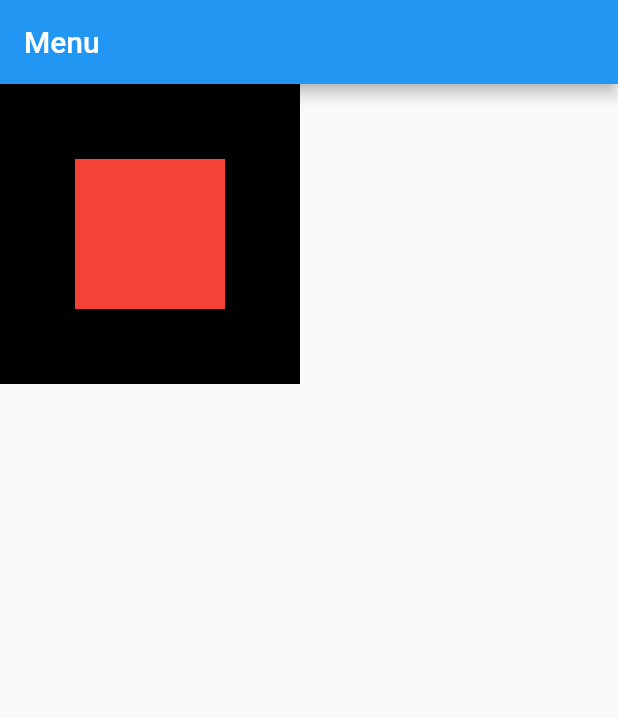
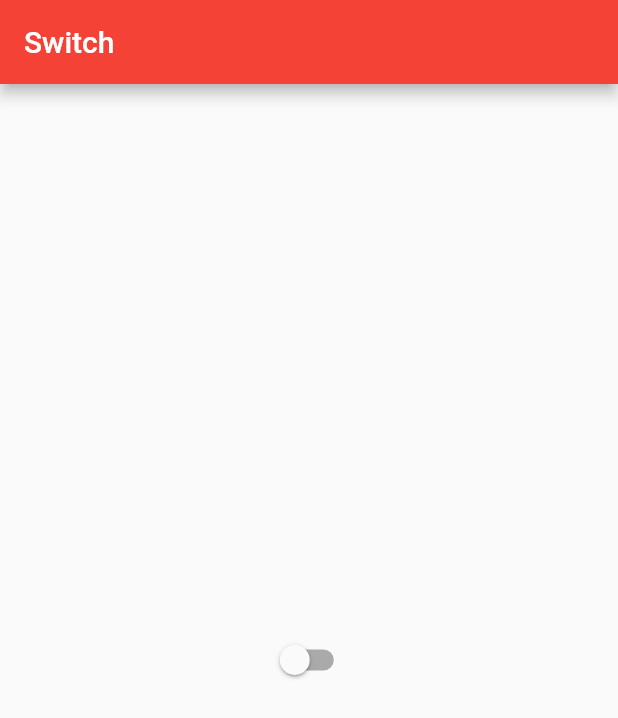
Before and after one commit to kamillasthefany/ola_mundo, a Flutter app: the screen it shows after launch, on a phone screen of 412 x 824 dp. Shown: the top 718 px of the screen. Run offline on Flutter 3.47's test engine with Material 2 defaults, Android fonts, the phone set to English and light mode, and no system bars.

Commit message:
Gerenciamento de estado e exemplo dark theme

```diff
--- a/lib/app_widget.dart
+++ b/lib/app_widget.dart
@@ -1,15 +1,31 @@
 import 'package:flutter/material.dart';
 import 'package:ola_mundo/container_page.dart';
+import 'package:ola_mundo/switch_controller.dart';
+import 'package:ola_mundo/switch_page.dart';
 
 import 'home_page.dart';
 
 class MyAppMaterial extends StatelessWidget {
   @override
-  Widget build(BuildContext context){
-    return MaterialApp(
-     // theme: ThemeData(primarySwatch: Colors.pink),
-      //home: HomePage(),
-      home: ContainerPage(),
-    );
+  // Widget build(BuildContext context){
+  //   return MaterialApp(
+  //     theme: ThemeData(primarySwatch: Colors.red,
+  //     brightness: Brightness.dark),
+  //     //home: HomePage(),
+  //     home: SwitchPage(),
+  //   );
+  // }
+
+  Widget build(BuildContext context) {
+    return AnimatedBuilder(
+        animation: SwitchController.instance,
+        builder: (context, child) {
+          return MaterialApp(
+            theme: ThemeData(
+                primarySwatch: Colors.red,
+                brightness: SwitchController.instance.isDarkTheme ? Brightness.dark : Brightness.light),
+            home: SwitchPage(),
+          );
+        });
   }
 }
--- /dev/null
+++ b/lib/switch_controller.dart
@@ -0,0 +1,13 @@
+import 'package:flutter/material.dart';
+
+class SwitchController extends ChangeNotifier{
+
+  static SwitchController instance = SwitchController();
+
+  bool isDarkTheme = false;
+
+  changeTheme(){
+    isDarkTheme = !isDarkTheme;
+    notifyListeners();
+  }
+}
--- /dev/null
+++ b/lib/switch_page.dart
@@ -0,0 +1,30 @@
+import 'package:flutter/material.dart';
+import 'package:ola_mundo/switch_controller.dart';
+
+class SwitchPage extends StatefulWidget {
+  @override
+  State<StatefulWidget> createState() {
+    return SwitchPageState();
+  }
+}
+
+class SwitchPageState extends State<SwitchPage> {
+  bool isDarkTheme = false;
+
+  @override
+  Widget build(BuildContext context) {
+    return Scaffold(
+      appBar: AppBar(
+        title: Text('Switch')
+      ),
+      body: Center(
+        child: Switch(
+          value: SwitchController.instance.isDarkTheme,
+          onChanged: (value) { setState(() {
+            SwitchController.instance.changeTheme();
+          });
+          }),
+      ),
+    );
+  }
+}
```
